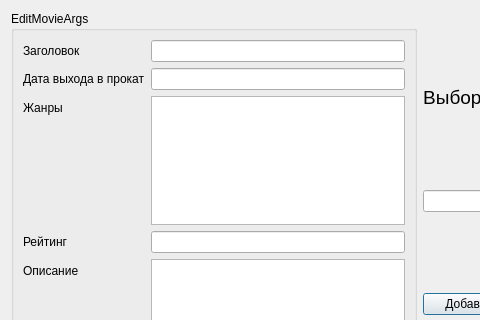
Qt form editmoviewindow.ui (Clever001/MovieDatabase) before a commit; both pictures show x 0 to 480 and y 0 to 320 of the 847 by 439 pixel window.
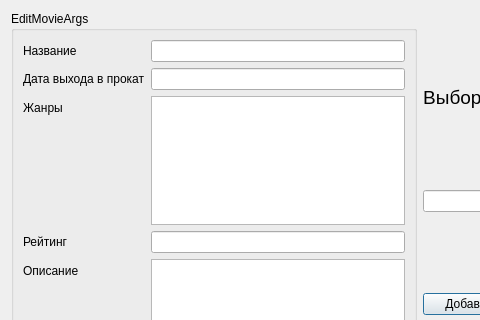
The same form after that commit.

```diff
--- a/editmoviewindow.ui
+++ b/editmoviewindow.ui
@@ -27,7 +27,7 @@
           <item row="0" column="0">
            <widget class="QLabel" name="label">
             <property name="text">
-             <string>Заголовок</string>
+             <string>Название</string>
             </property>
            </widget>
           </item>
```
